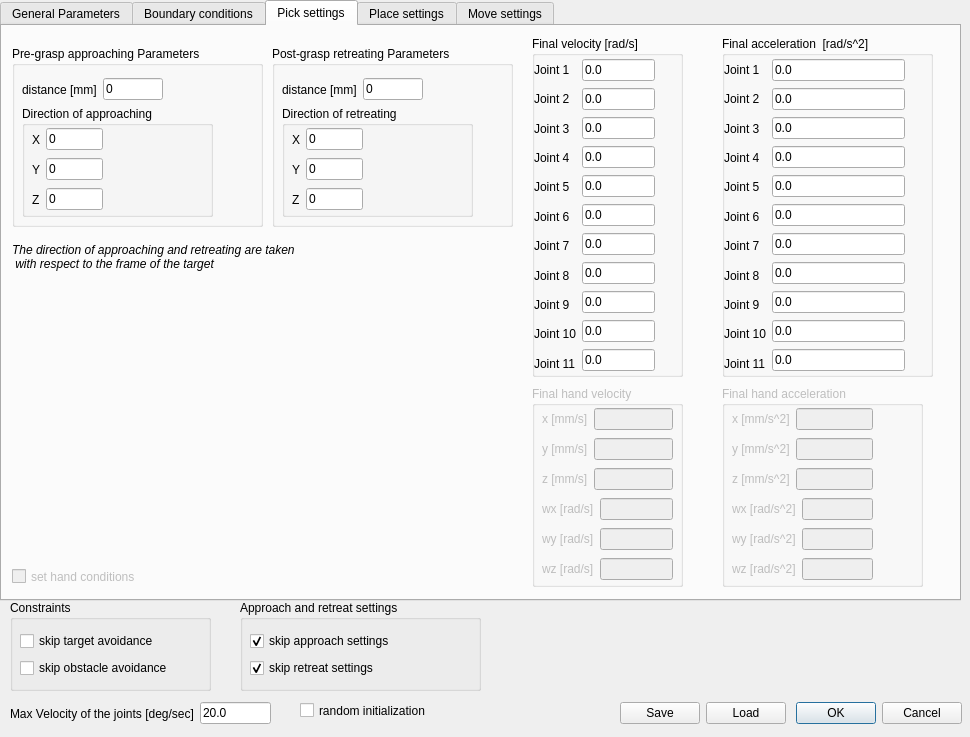
zohannn/motion_manager, file ui/toldialoghuml.ui: the form before one commit.
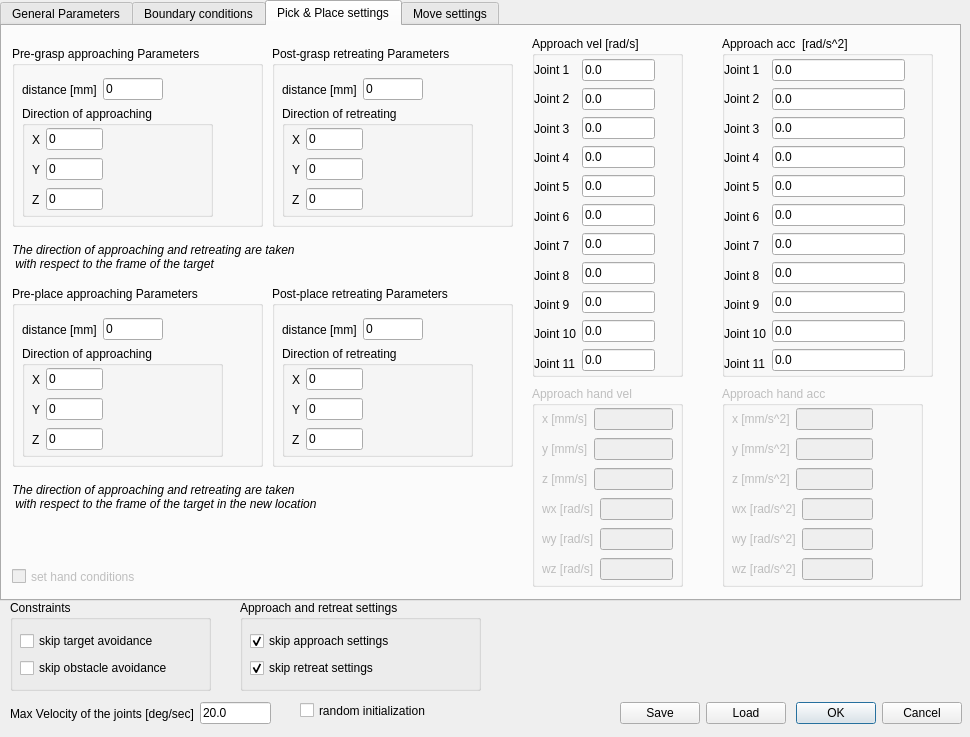
The form after the commit. The open tabs and pages were chosen to show the change.

Patch:
```diff
--- a/ui/toldialoghuml.ui
+++ b/ui/toldialoghuml.ui
@@ -2366,7 +2366,7 @@
    </widget>
    <widget class="QWidget" name="tab_huml_pick">
     <attribute name="title">
-     <string>Pick settings</string>
+     <string>Pick &amp;&amp; Place settings</string>
     </attribute>
     <widget class="QGroupBox" name="groupBox_pre_grasp">
      <property name="geometry">
@@ -2638,7 +2638,7 @@
       </rect>
      </property>
      <property name="title">
-      <string>Final velocity [rad/s]</string>
+      <string>Approach vel [rad/s]</string>
      </property>
      <widget class="QWidget" name="layoutWidget_6">
       <property name="geometry">
@@ -2825,7 +2825,7 @@
       </rect>
      </property>
      <property name="title">
-      <string>Final acceleration  [rad/s^2]</string>
+      <string>Approach acc  [rad/s^2]</string>
      </property>
      <widget class="QWidget" name="layoutWidget_7">
       <property name="geometry">
@@ -3035,7 +3035,7 @@
       </rect>
      </property>
      <property name="title">
-      <string>Final hand velocity</string>
+      <string>Approach hand vel</string>
      </property>
      <widget class="QWidget" name="layoutWidget_35">
       <property name="geometry">
@@ -3147,7 +3147,7 @@
       </rect>
      </property>
      <property name="title">
-      <string>Final hand acceleration</string>
+      <string>Approach hand acc</string>
      </property>
      <widget class="QWidget" name="layoutWidget_36">
       <property name="geometry">
@@ -3262,146 +3262,11 @@
       <string>set hand conditions</string>
      </property>
     </widget>
-   </widget>
-   <widget class="QWidget" name="tab_huml_place">
-    <attribute name="title">
-     <string>Place settings</string>
-    </attribute>
-    <widget class="QGroupBox" name="groupBox_post_place">
-     <property name="geometry">
-      <rect>
-       <x>330</x>
-       <y>20</y>
-       <width>261</width>
-       <height>181</height>
-      </rect>
-     </property>
-     <property name="title">
-      <string>Post-place retreating Parameters</string>
-     </property>
-     <widget class="QWidget" name="layoutWidget_dist_3">
-      <property name="geometry">
-       <rect>
-        <x>10</x>
-        <y>30</y>
-        <width>141</width>
-        <height>27</height>
-       </rect>
-      </property>
-      <layout class="QHBoxLayout" name="horizontalLayout_21">
-       <item>
-        <widget class="QLabel" name="label_38">
-         <property name="text">
-          <string>distance [mm]</string>
-         </property>
-        </widget>
-       </item>
-       <item>
-        <widget class="QLineEdit" name="lineEdit_post_place_dist">
-         <property name="text">
-          <string>0</string>
-         </property>
-        </widget>
-       </item>
-      </layout>
-     </widget>
-     <widget class="QGroupBox" name="groupBox_11">
-      <property name="geometry">
-       <rect>
-        <x>10</x>
-        <y>60</y>
-        <width>191</width>
-        <height>111</height>
-       </rect>
-      </property>
-      <property name="title">
-       <string>Direction of retreating</string>
-      </property>
-      <widget class="QWidget" name="layoutWidget_16">
-       <property name="geometry">
-        <rect>
-         <x>10</x>
-         <y>50</y>
-         <width>71</width>
-         <height>27</height>
-        </rect>
-       </property>
-       <layout class="QHBoxLayout" name="horizontalLayout_35">
-        <item>
-         <widget class="QLabel" name="label_103">
-          <property name="text">
-           <string>Y</string>
-          </property>
-         </widget>
-        </item>
-        <item>
-         <widget class="QLineEdit" name="lineEdit_post_place_y">
-          <property name="text">
-           <string>0</string>
-          </property>
-         </widget>
-        </item>
-       </layout>
-      </widget>
-      <widget class="QWidget" name="layoutWidget_17">
-       <property name="geometry">
-        <rect>
-         <x>10</x>
-         <y>80</y>
-         <width>71</width>
-         <height>27</height>
-        </rect>
-       </property>
-       <layout class="QHBoxLayout" name="horizontalLayout_36">
-        <item>
-         <widget class="QLabel" name="label_104">
-          <property name="text">
-           <string>Z</string>
-          </property>
-         </widget>
-        </item>
-        <item>
-         <widget class="QLineEdit" name="lineEdit_post_place_z">
-          <property name="text">
-           <string>0</string>
-          </property>
-         </widget>
-        </item>
-       </layout>
-      </widget>
-      <widget class="QWidget" name="layoutWidget_eng_tol_pos_5">
-       <property name="geometry">
-        <rect>
-         <x>10</x>
-         <y>20</y>
-         <width>71</width>
-         <height>27</height>
-        </rect>
-       </property>
-       <layout class="QHBoxLayout" name="horizontalLayout_37">
-        <item>
-         <widget class="QLabel" name="label_105">
-          <property name="text">
-           <string>X</string>
-          </property>
-         </widget>
-        </item>
-        <item>
-         <widget class="QLineEdit" name="lineEdit_post_place_x">
-          <property name="text">
-           <string>0</string>
-          </property>
-         </widget>
-        </item>
-       </layout>
-      </widget>
-     </widget>
-    </widget>
     <widget class="QGroupBox" name="groupBox_pre_place">
      <property name="geometry">
       <rect>
        <x>10</x>
-       <y>20</y>
+       <y>260</y>
        <width>251</width>
        <height>181</height>
       </rect>
@@ -3527,11 +3392,11 @@
       </widget>
      </widget>
     </widget>
-    <widget class="QLabel" name="label_pick_2">
+    <widget class="QLabel" name="label_pick_3">
      <property name="geometry">
       <rect>
        <x>10</x>
-       <y>210</y>
+       <y>450</y>
        <width>361</width>
        <height>41</height>
       </rect>
@@ -3547,6 +3412,136 @@
  with respect to the frame of the target in the new location</string>
      </property>
     </widget>
+    <widget class="QGroupBox" name="groupBox_post_place">
+     <property name="geometry">
+      <rect>
+       <x>270</x>
+       <y>260</y>
+       <width>241</width>
+       <height>181</height>
+      </rect>
+     </property>
+     <property name="title">
+      <string>Post-place retreating Parameters</string>
+     </property>
+     <widget class="QWidget" name="layoutWidget_dist_6">
+      <property name="geometry">
+       <rect>
+        <x>10</x>
+        <y>30</y>
+        <width>141</width>
+        <height>27</height>
+       </rect>
+      </property>
+      <layout class="QHBoxLayout" name="horizontalLayout_105">
+       <item>
+        <widget class="QLabel" name="label_190">
+         <property name="text">
+          <string>distance [mm]</string>
+         </property>
+        </widget>
+       </item>
+       <item>
+        <widget class="QLineEdit" name="lineEdit_post_place_dist">
+         <property name="text">
+          <string>0</string>
+         </property>
+        </widget>
+       </item>
+      </layout>
+     </widget>
+     <widget class="QGroupBox" name="groupBox_14">
+      <property name="geometry">
+       <rect>
+        <x>10</x>
+        <y>60</y>
+        <width>191</width>
+        <height>111</height>
+       </rect>
+      </property>
+      <property name="title">
+       <string>Direction of retreating</string>
+      </property>
+      <widget class="QWidget" name="layoutWidget_26">
+       <property name="geometry">
+        <rect>
+         <x>10</x>
+         <y>50</y>
+         <width>71</width>
+         <height>27</height>
+        </rect>
+       </property>
+       <layout class="QHBoxLayout" name="horizontalLayout_106">
+        <item>
+         <widget class="QLabel" name="label_191">
+          <property name="text">
+           <string>Y</string>
+          </property>
+         </widget>
+        </item>
+        <item>
+         <widget class="QLineEdit" name="lineEdit_post_place_y">
+          <property name="text">
+           <string>0</string>
+          </property>
+         </widget>
+        </item>
+       </layout>
+      </widget>
+      <widget class="QWidget" name="layoutWidget_27">
+       <property name="geometry">
+        <rect>
+         <x>10</x>
+         <y>80</y>
+         <width>71</width>
+         <height>27</height>
+        </rect>
+       </property>
+       <layout class="QHBoxLayout" name="horizontalLayout_107">
+        <item>
+         <widget class="QLabel" name="label_192">
+          <property name="text">
+           <string>Z</string>
+          </property>
+         </widget>
+        </item>
+        <item>
+         <widget class="QLineEdit" name="lineEdit_post_place_z">
+          <property name="text">
+           <string>0</string>
+          </property>
+         </widget>
+        </item>
+       </layout>
+      </widget>
+      <widget class="QWidget" name="layoutWidget_eng_tol_pos_10">
+       <property name="geometry">
+        <rect>
+         <x>10</x>
+         <y>20</y>
+         <width>71</width>
+         <height>27</height>
+        </rect>
+       </property>
+       <layout class="QHBoxLayout" name="horizontalLayout_108">
+        <item>
+         <widget class="QLabel" name="label_193">
+          <property name="text">
+           <string>X</string>
+          </property>
+         </widget>
+        </item>
+        <item>
+         <widget class="QLineEdit" name="lineEdit_post_place_x">
+          <property name="text">
+           <string>0</string>
+          </property>
+         </widget>
+        </item>
+       </layout>
+      </widget>
+     </widget>
+    </widget>
    </widget>
    <widget class="QWidget" name="tab_huml_move">
     <attribute name="title">
```
Left out of the diff: 26 changed lines with no effect on the pictures.
